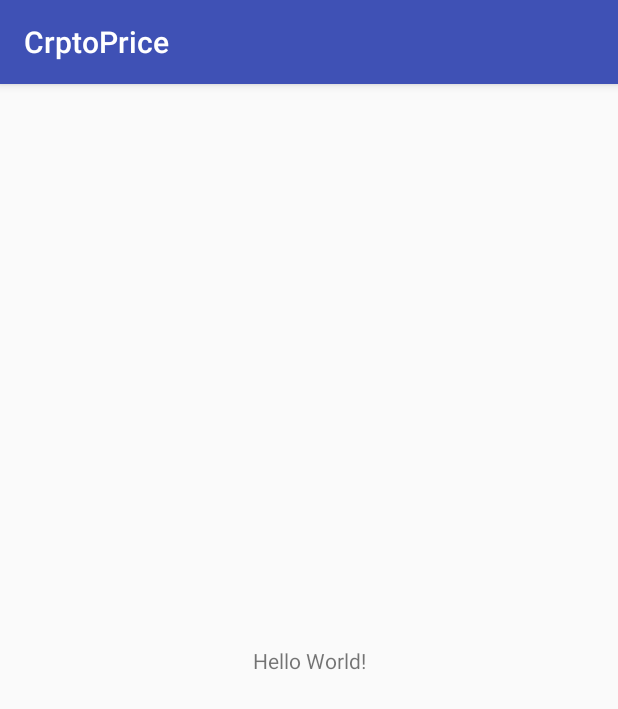
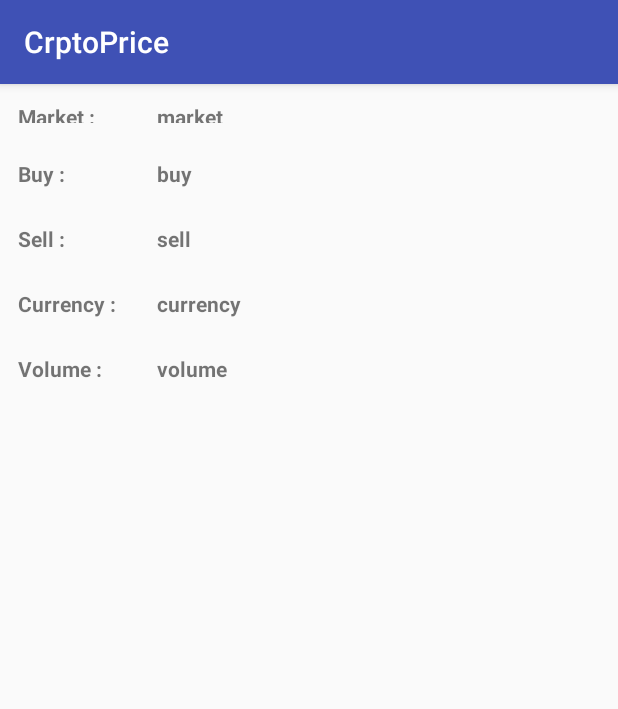
Before and after one commit to bhupendra11/CryptoPrice, an Android app: the screen it shows after launch (MainActivity), on a phone screen of 412 x 824 dp. Shown: the top 709 px of the screen. Run offline under Robolectric (Android 15) with nearby library versions, the phone set to English and light mode, and no system bars; our stand-ins replace ButterKnife; 1 statement that could not run was skipped.

```diff
--- a/app/src/main/AndroidManifest.xml
+++ b/app/src/main/AndroidManifest.xml
@@ -1,7 +1,9 @@
 <?xml version="1.0" encoding="utf-8"?>
 <manifest xmlns:android="http://schemas.android.com/apk/res/android"
-    package="com.example.bhupendra.myapplication">
+    package="com.bhupendra.cryptoprice">
 
+    <uses-permission android:name="android.permission.INTERNET" />
+    <uses-permission android:name="android.permission.ACCESS_NETWORK_STATE" />
     <application
         android:allowBackup="true"
         android:icon="@mipmap/ic_launcher"
--- /dev/null
+++ b/app/src/main/java/com/bhupendra/cryptoprice/MainActivity.java
@@ -0,0 +1,93 @@
+package com.bhupendra.cryptoprice;
+
+import android.content.Context;
+import android.support.v4.widget.SwipeRefreshLayout;
+import android.support.v7.app.AppCompatActivity;
+import android.os.Bundle;
+import android.util.Log;
+import android.widget.TextView;
+import android.widget.Toast;
+
+import com.bhupendra.cryptoprice.model.ZebPayAPIModel;
+import com.bhupendra.cryptoprice.rest.ZebPayAPIClient;
+import com.bhupendra.cryptoprice.rest.ZebPayAPIInterface;
+import com.google.gson.Gson;
+
+import org.w3c.dom.Text;
+
+import butterknife.BindView;
+import butterknife.ButterKnife;
+import retrofit2.Call;
+import retrofit2.Callback;
+import retrofit2.Response;
+
+public class MainActivity extends AppCompatActivity {
+
+    @BindView(R.id.marketTextView)
+     TextView marketTextView;
+
+    @BindView(R.id.buyTextView)
+     TextView buyTextView;
+
+    @BindView(R.id.sellTextView)
+     TextView sellTextView;
+
+    @BindView(R.id.currencyTextView)
+     TextView currencyTextView;
+
+    @BindView(R.id.volumeTextView)
+     TextView volumeTextView;
+
+    @BindView(R.id.swipe_refresh_layout)
+     SwipeRefreshLayout swipeRefreshLayout;
+
+    private static ZebPayAPIModel mZebPayAPIModel;
+
+    @Override
+    protected void onCreate(Bundle savedInstanceState) {
+        super.onCreate(savedInstanceState);
+        setContentView(R.layout.activity_main);
+        ButterKnife.bind(this);
+
+
+        loadZebpayData(this);
+
+
+        swipeRefreshLayout.setOnRefreshListener(new SwipeRefreshLayout.OnRefreshListener() {
+            @Override
+            public void onRefresh() {
+                loadZebpayData(getApplicationContext());
+               // swipeRefreshLayout.setRefreshing(false);
+            }
+        });
+    }
+
+    private  void loadZebpayData(final Context context){
+        ZebPayAPIInterface zebPayAPIservice = ZebPayAPIClient.getClient().create(ZebPayAPIInterface.class);
+
+        Call<ZebPayAPIModel> call = zebPayAPIservice.getZebPayTicker();
+        call.enqueue(new Callback<ZebPayAPIModel>() {
+            @Override
+            public void onResponse(Call<ZebPayAPIModel> call, Response<ZebPayAPIModel> response) {
+                int statusCode = response.code();
+                ZebPayAPIModel zebPayAPIModel = response.body();
+                if(zebPayAPIModel!= null) {
+                    Log.d("TAG",zebPayAPIModel.getBuy() + zebPayAPIModel.getMarket()+"");
+                  //  mZebPayAPIModel = zebPayAPIModel;
+                    marketTextView.setText(zebPayAPIModel.getMarket() + "");
+                    buyTextView.setText(zebPayAPIModel.getBuy() + "");
+                    sellTextView.setText(zebPayAPIModel.getSell() + "");
+                    currencyTextView.setText(zebPayAPIModel.getCurrency());
+                    volumeTextView.setText(zebPayAPIModel.getVolume() + "");
+                    swipeRefreshLayout.setRefreshing(false);
+                }
+            }
+
+            @Override
+            public void onFailure(Call<ZebPayAPIModel> call, Throwable t) {
+                Toast.makeText(context, "API Call failed", Toast.LENGTH_SHORT).show();
+            }
+        });
+
+    }
+}
--- /dev/null
+++ b/app/src/main/java/com/bhupendra/cryptoprice/rest/ZebPayAPIClient.java
@@ -0,0 +1,25 @@
+package com.bhupendra.cryptoprice.rest;
+
+import retrofit2.Retrofit;
+import retrofit2.converter.gson.GsonConverterFactory;
+
+/**
+ * Created by Bhupendra Shekhawat on 12/15/2017.
+ */
+
+public class ZebPayAPIClient {
+
+    private static final String BASE_URL = "https://www.zebapi.com/api/v1/market/ticker/";
+
+    private static Retrofit retrofit = null;
+
+    public static Retrofit getClient(){
+        if(retrofit == null){
+            retrofit = new Retrofit.Builder()
+                    .baseUrl(BASE_URL)
+                    .addConverterFactory(GsonConverterFactory.create())
+                    .build();
+        }
+        return retrofit;
+    }
+}
--- /dev/null
+++ b/app/src/main/java/com/bhupendra/cryptoprice/rest/ZebPayAPIInterface.java
@@ -0,0 +1,16 @@
+package com.bhupendra.cryptoprice.rest;
+
+import com.bhupendra.cryptoprice.model.ZebPayAPIModel;
+
+import retrofit2.Call;
+import retrofit2.http.GET;
+
+/**
+ * Created by Bhupendra Shekhawat on 12/15/2017.
+ */
+
+public interface ZebPayAPIInterface {
+
+    @GET("btc/inr")
+    Call<ZebPayAPIModel> getZebPayTicker();
+}
--- a/app/src/main/res/layout/activity_main.xml
+++ b/app/src/main/res/layout/activity_main.xml
@@ -1,18 +1,98 @@
 <?xml version="1.0" encoding="utf-8"?>
-<android.support.constraint.ConstraintLayout xmlns:android="http://schemas.android.com/apk/res/android"
+<android.support.v4.widget.SwipeRefreshLayout xmlns:android="http://schemas.android.com/apk/res/android"
+    android:id="@+id/swipe_refresh_layout"
+    android:layout_width="match_parent"
+    android:layout_height="wrap_content">
+<GridLayout xmlns:android="http://schemas.android.com/apk/res/android"
     xmlns:app="http://schemas.android.com/apk/res-auto"
     xmlns:tools="http://schemas.android.com/tools"
     android:layout_width="match_parent"
-    android:layout_height="match_parent"
-    tools:context="com.example.bhupendra.myapplication.MainActivity">
+    android:layout_height="wrap_content"
+    android:columnCount="2"
+    android:rowCount="5"
+    tools:context="com.bhupendra.cryptoprice.MainActivity">
+
 
     <TextView
         android:layout_width="wrap_content"
+        android:layout_height="14dp"
+        android:layout_margin="12dp"
+        android:text="Market : "
+        android:textStyle="bold" />
+
+    <TextView
+        android:id="@+id/marketTextView"
+        android:layout_width="wrap_content"
+        android:layout_height="14dp"
+        android:layout_margin="12dp"
+        android:text="market"
+        android:textStyle="bold" />
+
+    <TextView
+        android:id="@+id/textView"
+        android:layout_width="wrap_content"
         android:layout_height="wrap_content"
-        android:text="Hello World!"
-        app:layout_constraintBottom_toBottomOf="parent"
-        app:layout_constraintLeft_toLeftOf="parent"
-        app:layout_constraintRight_toRightOf="parent"
-        app:layout_constraintTop_toTopOf="parent" />
+        android:layout_margin="12dp"
+        android:text="Buy : "
+        android:textStyle="bold" />
 
-</android.support.constraint.ConstraintLayout>
+    <TextView
+        android:id="@+id/buyTextView"
+        android:layout_width="wrap_content"
+        android:layout_height="wrap_content"
+        android:layout_margin="12dp"
+        android:text="buy"
+        android:textStyle="bold" />
+
+    <TextView
+        android:id="@+id/textView2"
+        android:layout_width="wrap_content"
+        android:layout_height="wrap_content"
+        android:layout_margin="12dp"
+        android:text="Sell : "
+        android:textStyle="bold" />
+
+    <TextView
+        android:id="@+id/sellTextView"
+        android:layout_width="wrap_content"
+        android:layout_height="wrap_content"
+        android:layout_margin="12dp"
+        android:text="sell"
+        android:textStyle="bold" />
+
+    <TextView
+        android:id="@+id/textView3"
+        android:layout_width="wrap_content"
+        android:layout_height="wrap_content"
+        android:layout_margin="12dp"
+        android:text="Currency : "
+        android:textStyle="bold" />
+
+    <TextView
+        android:id="@+id/currencyTextView"
+        android:layout_width="wrap_content"
+        android:layout_height="wrap_content"
+        android:layout_margin="12dp"
+        android:text="currency"
+        android:textStyle="bold" />
+
+
+    <TextView
+        android:id="@+id/textView4"
+        android:layout_width="wrap_content"
+        android:layout_height="wrap_content"
+        android:layout_margin="12dp"
+        android:text="Volume : "
+        android:textStyle="bold" />
+
+    <TextView
+        android:id="@+id/volumeTextView"
+        android:layout_width="wrap_content"
+        android:layout_height="wrap_content"
+        android:layout_margin="12dp"
+        android:text="volume"
+        android:textStyle="bold" />
+
+
+</GridLayout>
+</android.support.v4.widget.SwipeRefreshLayout>
```
Also changed, not shown: app/build.gradle (+7 -0 lines), app/src/main/java/com/bhupendra/cryptoprice/model/KoinexAPIModel.java (added, +9 -0 lines), app/src/main/java/com/bhupendra/cryptoprice/model/ZebPayAPIModel.java (added, +46 -0 lines), app/src/main/java/com/bhupendra/cryptoprice/service/ZebPayService.java (added, +40 -0 lines), app/src/main/java/com/example/bhupendra/myapplication/MainActivity.java (deleted, +0 -13 lines), 4 other files.
